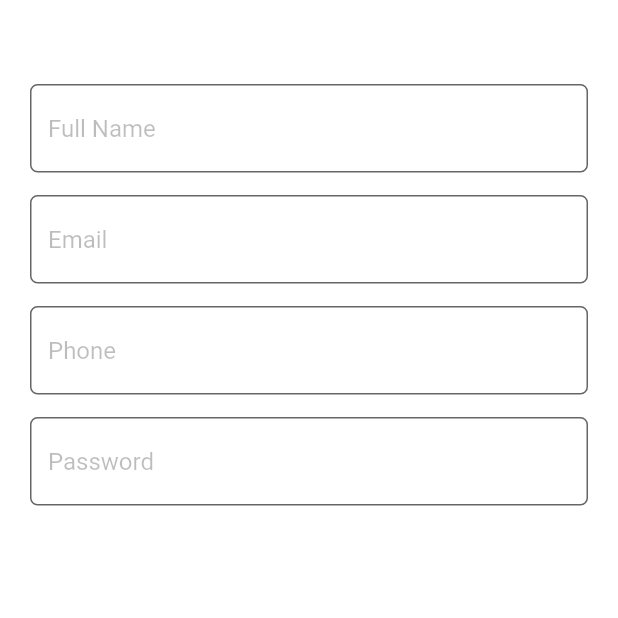
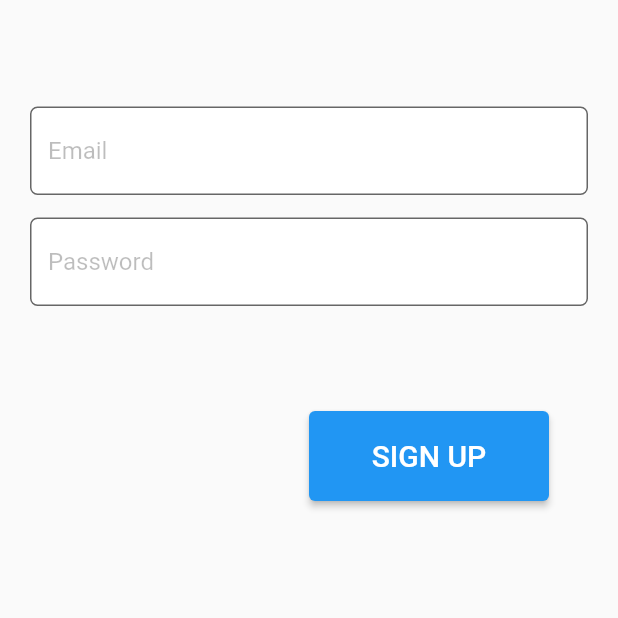
Before and after one commit to AsmaSyam/final_flutter_project, a Flutter app: the screen it shows after launch, on a phone screen of 412 x 824 dp, the top half of it. Run offline on Flutter 3.47's test engine with Material 2 defaults, Android fonts, the phone set to English and light mode, and no system bars; our stand-ins replace get_storage, shared_preferences.

Commit message:
update customerPage | tabsCustomerPage

```diff
--- a/lib/main.dart
+++ b/lib/main.dart
@@ -10,6 +10,7 @@ import 'on_boarding.dart';
 import 'on_boarding2.dart';
 import 'on_boarding3.dart';
 import 'tabs/tabCustomer.dart';
+import 'tabs_login/customer.dart';
 
 void main() async{
   WidgetsFlutterBinding.ensureInitialized();
@@ -44,7 +45,7 @@ class MyApp extends StatelessWidget {
       theme: ThemeData(
         primarySwatch: Colors.blue,
       ),
-      home: TabCustomer(),
+      home: Customer(),
     );
   }
 }
--- a/lib/on_boarding.dart
+++ b/lib/on_boarding.dart
@@ -54,9 +54,8 @@ class _onBoardingState extends State<onBoarding> {
               width: 310,
               height: 50,
               child: ElevatedButton(onPressed: () {
-                Navigator.push(
-                    context,
-                    MaterialPageRoute(builder: (context) =>  OnBoarding2()));              },
+                Navigator.pushReplacement(context, MaterialPageRoute(builder: (context) => OnBoarding2()));
+                },
                   child: Text("NEXT")),
             ),
           )
--- a/lib/on_boarding2.dart
+++ b/lib/on_boarding2.dart
@@ -32,9 +32,8 @@ class OnBoarding2 extends StatelessWidget{
               width: 310,
               height: 50,
               child: ElevatedButton(onPressed: () {
-                Navigator.push(
-                    context,
-                    MaterialPageRoute(builder: (context) =>  OnBoarding3()));                      },
+                Navigator.pushReplacement(context, MaterialPageRoute(builder: (context) => OnBoarding3()));
+                },
                   child: Text("NEXT")),
             ),
           )
--- a/lib/splash_activity.dart
+++ b/lib/splash_activity.dart
@@ -1,3 +1,4 @@
+import 'package:final_flutter_project/on_boarding3.dart';
 import 'package:flutter/material.dart';
 
 import 'on_boarding.dart';
@@ -14,9 +15,7 @@ class _SplashActivityState extends State<SplashActivity> {
   void initState(){
     super.initState();
       Future.delayed(Duration(seconds: 3), (){
-        Navigator.push(
-            context,
-            MaterialPageRoute(builder: (context) =>  onBoarding()));
+        Navigator.pushReplacement(context, MaterialPageRoute(builder: (context) => onBoarding()));
          });
   }
 
--- /dev/null
+++ b/lib/tabs_login/customer.dart
@@ -0,0 +1,97 @@
+
+import 'package:final_flutter_project/controller/api_controller.dart';
+import 'package:final_flutter_project/controller/api_response.dart';
+import 'package:final_flutter_project/home_activity.dart';
+import 'package:flutter/material.dart';
+
+class Customer extends StatefulWidget {
+  const Customer({Key? key}) : super(key: key);
+
+  @override
+  State<Customer> createState() => _CustomerState();
+}
+
+class _CustomerState extends State<Customer> {
+  final _emailController = new TextEditingController();
+  final _passwordController = new TextEditingController();
+  @override
+  Widget build(BuildContext context) {
+    return Scaffold(
+      appBar: AppBar(
+        backgroundColor: Colors.transparent,
+        elevation: 0,
+      ),
+      body: Column(
+        children: [
+          Padding(
+            padding: const EdgeInsets.only(right: 20 , left:  20 , top: 15),
+            child: TextField(
+              controller: _emailController,
+              decoration: InputDecoration(
+                  filled: true ,
+                  fillColor: Colors.white ,
+                  hintText: "Email",
+                  hintStyle: TextStyle(color: Colors.black26),
+                  border: OutlineInputBorder(
+                      borderRadius: BorderRadius.all(
+                        Radius.circular(5.0),
+                      ),
+                      borderSide: BorderSide(color: Colors.red)
+                  )
+              ),
+            ),
+          ),
+          Padding(
+            padding: const EdgeInsets.only(right: 20 , left:  20 , top: 15),
+            child: TextField(
+              controller: _passwordController,
+              decoration: InputDecoration(
+                  filled: true ,
+                  fillColor: Colors.white ,
+                  hintText: "Password",
+                  hintStyle: TextStyle(color: Colors.black26),
+                  border: OutlineInputBorder(
+                      borderRadius: BorderRadius.all(
+                        Radius.circular(5.0),
+                      ),
+                      borderSide: BorderSide(color: Colors.red)
+                  )
+              ),
+            ),
+          ) ,
+          Padding(
+            padding: const EdgeInsets.fromLTRB(160, 70, 0, 0),
+            child: SizedBox(
+              width: 160,
+              height: 60,
+              child: ElevatedButton(
+              onPressed: ()async => await _prefFormLogin()
+              , child: Text("SIGN UP" , style: TextStyle(color: Colors.white , fontSize: 20),)),
+            ),
+          )
+        ],
+      ),
+    );
+  }
+       Future<void> _prefFormLogin()async {
+       if(_checkData()){
+         await _login();
+     }
+    }
+
+      bool _checkData(){
+       if(_emailController.text.isNotEmpty &&
+          _passwordController.text.isNotEmpty &&
+          _passwordController.text.length >= 6 &&
+          _passwordController.text.length <= 30){
+         return true ;
+      }
+       return false ;
+   }
+    Future<void> _login() async{
+    ApiResponse response = await ApiController().login(email:_emailController.text , password: _passwordController.text);
+    if(response.success!){
+      Navigator.pushReplacement(context, MaterialPageRoute(builder: (context) => HomeActivity()));
+    }
+   }
+   }
```
Also changed, not shown: lib/controller/api_controller.dart (+5 -2 lines), lib/on_boarding3.dart (+4 -3 lines), lib/register_activity.dart (added, +61 -0 lines), lib/tabs/tabCustomer.dart (+45 -0 lines), lib/tabs_login/service.dart (added, +21 -0 lines).
